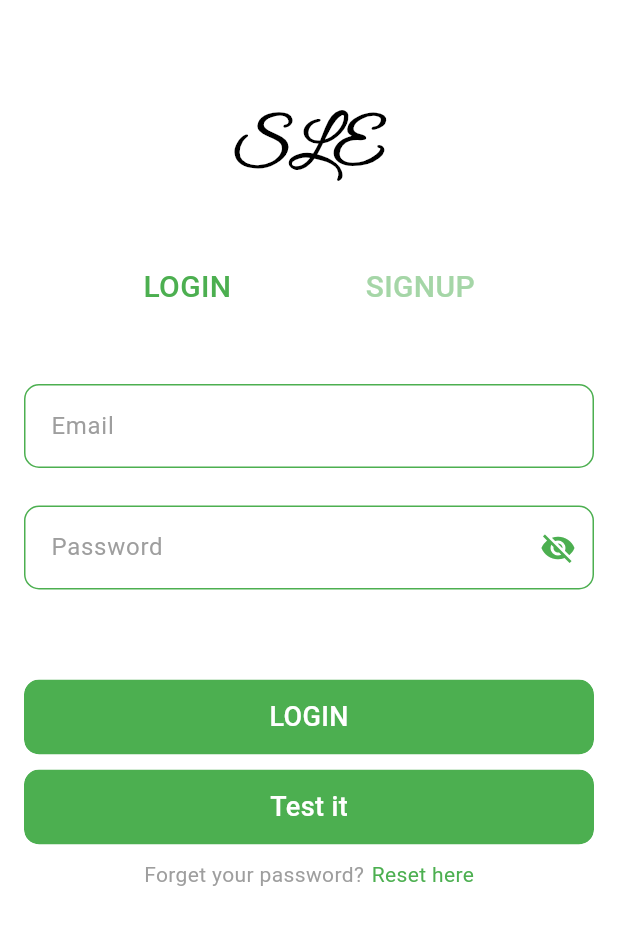
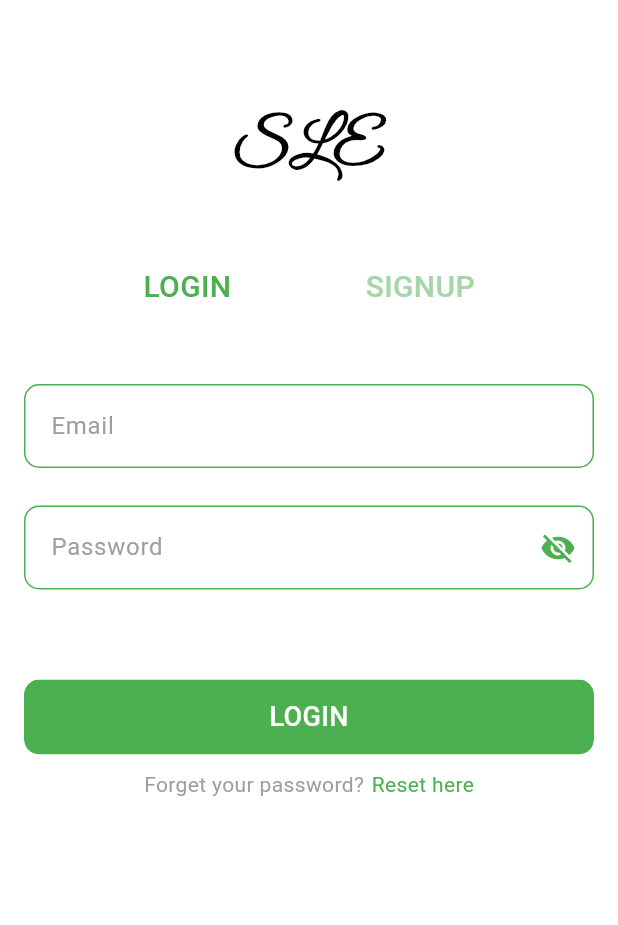
Before and after one commit to mananKoyawala/sle-seller, a Flutter app: the screen it shows after launch, on a phone screen of 412 x 824 dp. Shown: the top 925 px of the screen. Run offline on Flutter 3.47's test engine with Material 3 defaults, Android fonts, the light colour scheme and no system bars; our stand-ins replace animated_custom_dropdown, connectivity_plus, firebase_core, firebase_storage, flutter_dotenv, flutter_inset_box_shadow and 5 more; accounts and stored records are empty; Roboto replaces fonts that are missing (popins).

Commit message:
no-internet testing button removed

```diff
--- a/lib/Screen/Auth/login.dart
+++ b/lib/Screen/Auth/login.dart
@@ -3,11 +3,8 @@ import 'package:sle_seller/Package/PackageConstants.dart';
 import 'package:sle_seller/Package/TextFormField.dart';
 import 'package:sle_seller/Package/Text_Button.dart';
 import 'package:sle_seller/Package/Utils.dart';
-import 'package:sle_seller/Service/NavigatorKey.dart';
 import 'package:sle_seller/provider/Auth/login_provider.dart';
 import 'package:flutter_riverpod/flutter_riverpod.dart';
-
-import '../../utils/widget/no_internet.dart';
 
 class Login extends ConsumerWidget with text_with_button, formField, utils {
   Login({super.key});
@@ -76,23 +73,6 @@ class Login extends ConsumerWidget with text_with_button, formField, utils {
             ),
             backgroundColor: Colors.green),
         sizeH10(),
-        simpleButton(
-            onTap: () async {
-              showNoInternetDialog(
-                  context: navigatorContext,
-                  onPressed: () {
-                    Navigation.pop();
-                    printDebug(">>>King called");
-                  });
-            },
-            title: text(
-              text: "Test it",
-              fontSize: 18,
-              fontWeight: 5,
-              textColor: Colors.white,
-            ),
-            backgroundColor: Colors.green),
-        sizeH10(),
         Row(
           mainAxisAlignment: MainAxisAlignment.center,
           children: [
--- a/lib/provider/home_provider.dart
+++ b/lib/provider/home_provider.dart
@@ -63,7 +63,7 @@ class ProductNotifier extends AutoDisposeNotifier<ProductState> {
       state = ProductState(
           products: products,
           isLoading: false,
-          retryMessage: 'No products available at the moment.');
+          retryMessage: 'There is no products.');
     } catch (e) {
       state = ProductState(
           products: [],
```
